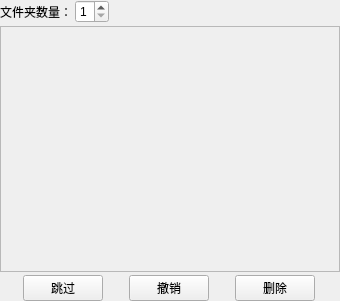
Old version of the form ui/ui_widget_move_manager.ui in the repository PPJUST/QuickMove.
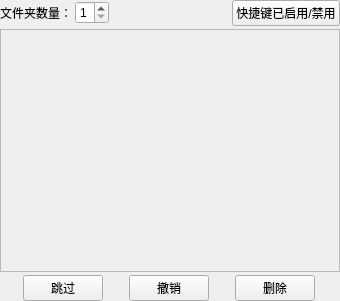
New version of the form.

Commit message: 1.添加快捷键功能（临时） 2.修改部分选项后重置任务 3.分析文件夹时跳过空文件夹 4.调整打开文件功能

```diff
--- a/ui/ui_widget_move_manager.ui
+++ b/ui/ui_widget_move_manager.ui
@@ -61,6 +61,13 @@
        </property>
       </spacer>
      </item>
+     <item>
+      <widget class="QPushButton" name="pushButton_enable_hotkey">
+       <property name="text">
+        <string>快捷键已启用/禁用</string>
+       </property>
+      </widget>
+     </item>
     </layout>
    </item>
    <item>
@@ -74,7 +81,7 @@
         <x>0</x>
         <y>0</y>
         <width>338</width>
-        <height>243</height>
+        <height>241</height>
        </rect>
       </property>
       <layout class="QVBoxLayout" name="verticalLayout">
```
The commit also changes 16 other files.
